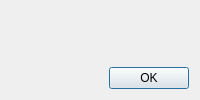
This is ConnectFour/gamefinishdialog.ui in mwiszenko/PAIN_ConnectFour as Qt 5 draws it before an edit. The edited form follows.
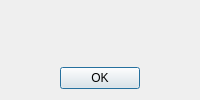
This is the edited form.

```diff
--- a/ConnectFour/gamefinishdialog.ui
+++ b/ConnectFour/gamefinishdialog.ui
@@ -32,6 +32,9 @@
      <property name="standardButtons">
       <set>QDialogButtonBox::Ok</set>
      </property>
+     <property name="centerButtons">
+      <bool>true</bool>
+     </property>
     </widget>
    </item>
   </layout>
```
